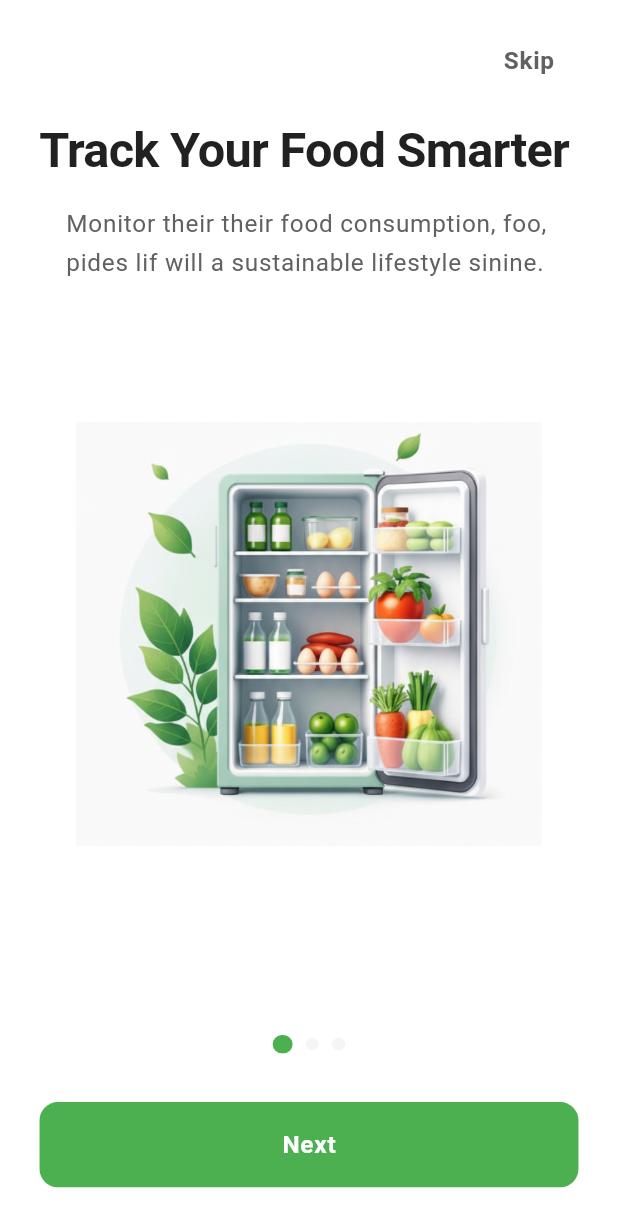
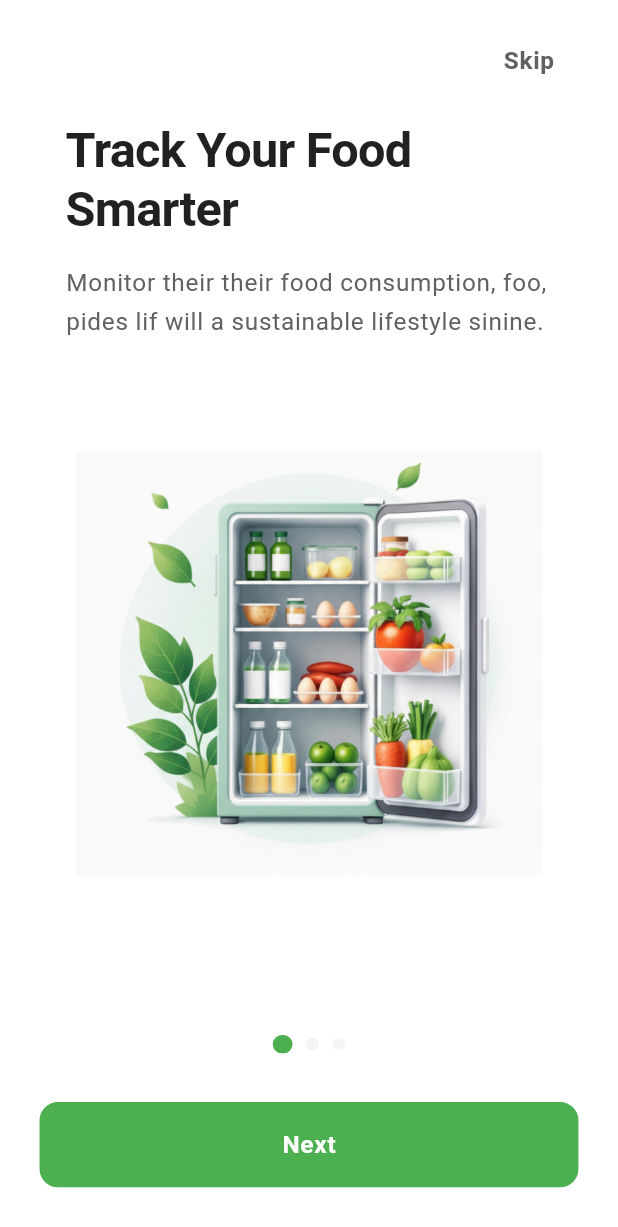
Before and after one commit to azizur-rahaman/Team_Nexora, a Flutter app: the screen it shows after launch, on a phone screen of 412 x 824 dp. Shown: the top 1227 px of the screen. Run offline on Flutter 3.47's test engine with Material 3 defaults, Android fonts, the phone set to English and light mode, and no system bars; our stand-ins replace dartz, equatable, flutter_bloc, flutter_screenutil, get_it, internet_connection_checker and 1 more.

Commit message:
refactor: update onboarding content widget layout

```diff
--- a/front-end/app-front-end/lib/features/onboarding/presentation/widgets/onboarding_content_widget.dart
+++ b/front-end/app-front-end/lib/features/onboarding/presentation/widgets/onboarding_content_widget.dart
@@ -26,7 +26,9 @@ class OnboardingContentWidget extends StatelessWidget {
           // SizedBox(height: AppSpacing.xl.h * 2),
 
           // Title
-          Text(
+           Padding(
+            padding: EdgeInsets.symmetric(horizontal: AppSpacing.md.w),
+            child: Text(
               item.title,
               style: AppTypography.h2.copyWith(
                 fontSize: 32.sp,
@@ -34,6 +36,7 @@ class OnboardingContentWidget extends StatelessWidget {
                 color: AppColors.neutralBlack,
               ),
               textAlign: TextAlign.start,
+            ),
           ),
 
           SizedBox(height: AppSpacing.md.h),
```
Lines whose indentation alone changed are shown as unchanged.
